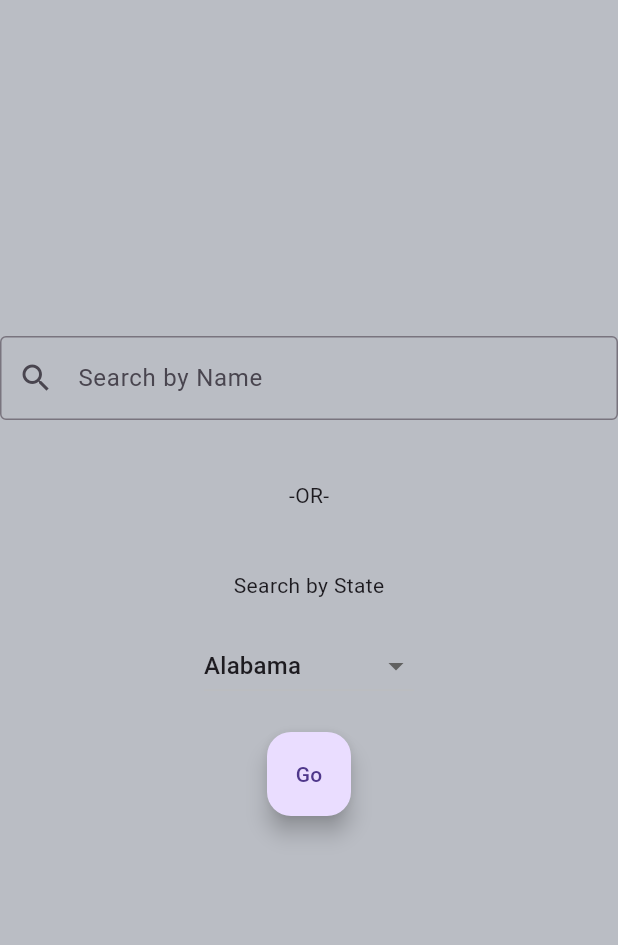
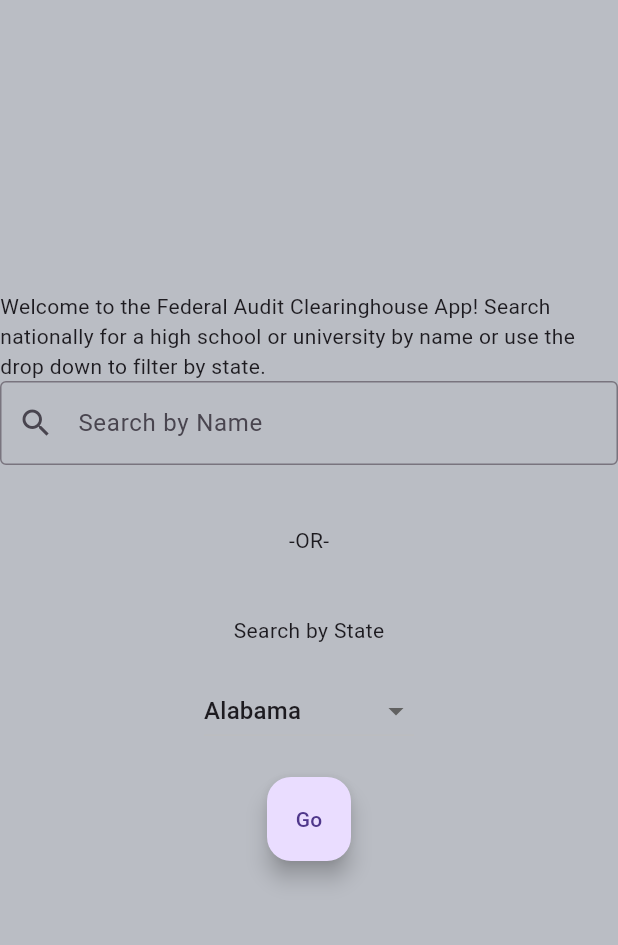
Before and after one commit to dylcarinc/Final-Project, a Flutter app: the screen it shows after launch, on a phone screen of 412 x 824 dp, the part 84-1029 px from its top. Run offline on Flutter 3.47's test engine with Material 3 defaults, Android fonts, the light colour scheme and no system bars; our stand-ins replace pie_chart; network calls fail.

Commit message:
added info to main screen

```diff
--- a/school_audit_navigator/lib/AuditPage.dart
+++ b/school_audit_navigator/lib/AuditPage.dart
@@ -31,6 +31,7 @@
         children: [
           const Padding(padding: EdgeInsets.all(16.0),
           child: Text('FAC Acceptance Date: 01/23/2024'),
+
 
 
 
@@ -70,13 +71,8 @@
             )
           );
         }
-
-
-
           ))
-
       ],),
-
     );
   }
 }
--- a/school_audit_navigator/lib/main.dart
+++ b/school_audit_navigator/lib/main.dart
@@ -44,6 +44,7 @@
         child: Column(
           mainAxisAlignment: MainAxisAlignment.center,
           children: <Widget>[
+            const Text("Welcome to the Federal Audit Clearinghouse App! Search nationally for a high school or university by name or use the drop down to filter by state."),
             const TextField(decoration: InputDecoration(
           labelText: 'Search by Name',
           border: OutlineInputBorder(),
```
